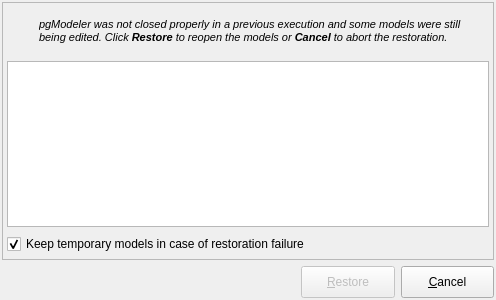
Before: the Qt Designer form libpgmodeler_ui/ui/modelrestorationform.ui in pgmodeler/pgmodeler, drawn with Qt 5.
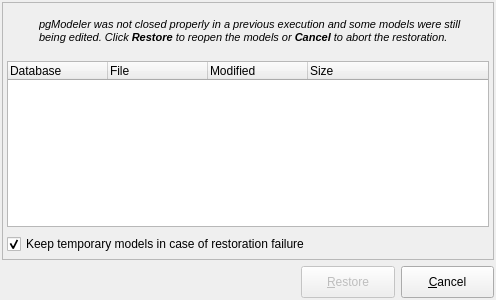
After: the same form once the commit is applied. Icons and pictures are not drawn.

Commit message: Minor improvement on ModelRestorationForm when listing temp models

The edit to the form file:
```diff
--- a/libpgmodeler_ui/ui/modelrestorationform.ui
+++ b/libpgmodeler_ui/ui/modelrestorationform.ui
@@ -166,30 +166,6 @@
         </layout>
        </widget>
       </item>
-      <item row="1" column="0">
-       <widget class="QListWidget" name="tmp_files_lst">
-        <property name="font">
-         <font>
-          <family>DejaVu Sans Mono</family>
-         </font>
-        </property>
-        <property name="editTriggers">
-         <set>QAbstractItemView::NoEditTriggers</set>
-        </property>
-        <property name="alternatingRowColors">
-         <bool>true</bool>
-        </property>
-        <property name="selectionMode">
-         <enum>QAbstractItemView::MultiSelection</enum>
-        </property>
-        <property name="selectionBehavior">
-         <enum>QAbstractItemView::SelectItems</enum>
-        </property>
-        <property name="modelColumn">
-         <number>0</number>
-        </property>
-       </widget>
-      </item>
       <item row="2" column="0">
        <layout class="QGridLayout" name="gridLayout_2">
         <property name="spacing">
@@ -238,6 +214,72 @@
         </item>
        </layout>
       </item>
+      <item row="1" column="0">
+       <widget class="QTableWidget" name="tmp_files_tbw">
+        <property name="editTriggers">
+         <set>QAbstractItemView::NoEditTriggers</set>
+        </property>
+        <property name="alternatingRowColors">
+         <bool>true</bool>
+        </property>
+        <property name="selectionMode">
+         <enum>QAbstractItemView::MultiSelection</enum>
+        </property>
+        <property name="selectionBehavior">
+         <enum>QAbstractItemView::SelectRows</enum>
+        </property>
+        <attribute name="horizontalHeaderStretchLastSection">
+         <bool>true</bool>
+        </attribute>
+        <attribute name="verticalHeaderVisible">
+         <bool>false</bool>
+        </attribute>
+        <column>
+         <property name="text">
+          <string>Database</string>
+         </property>
+         <property name="textAlignment">
+          <set>AlignLeft|AlignVCenter</set>
+         </property>
+         <property name="icon">
+          <iconset resource="../res/resources.qrc">
+           <normaloff>:/icones/icones/database.png</normaloff>:/icones/icones/database.png</iconset>
+         </property>
+        </column>
+        <column>
+         <property name="text">
+          <string>File</string>
+         </property>
+         <property name="textAlignment">
+          <set>AlignLeft|AlignVCenter</set>
+         </property>
+         <property name="icon">
+          <iconset resource="../res/resources.qrc">
+           <normaloff>:/icones/icones/codigofonte.png</normaloff>:/icones/icones/codigofonte.png</iconset>
+         </property>
+        </column>
+        <column>
+         <property name="text">
+          <string>Modified</string>
+         </property>
+         <property name="textAlignment">
+          <set>AlignLeft|AlignVCenter</set>
+         </property>
+         <property name="icon">
+          <iconset resource="../res/resources.qrc">
+           <normaloff>:/icones/icones/validade.png</normaloff>:/icones/icones/validade.png</iconset>
+         </property>
+        </column>
+        <column>
+         <property name="text">
+          <string>Size</string>
+         </property>
+         <property name="textAlignment">
+          <set>AlignLeft|AlignVCenter</set>
+         </property>
+        </column>
+       </widget>
+      </item>
      </layout>
     </widget>
    </item>
```
The commit also changes 1 other file.
